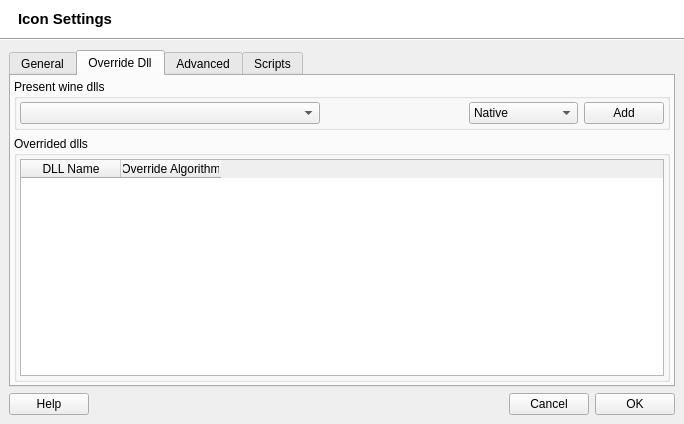
Above: src/q4wine-gui/uis/IconSettings.ui from brezerk/q4wine before the change. Below: the same form after it.
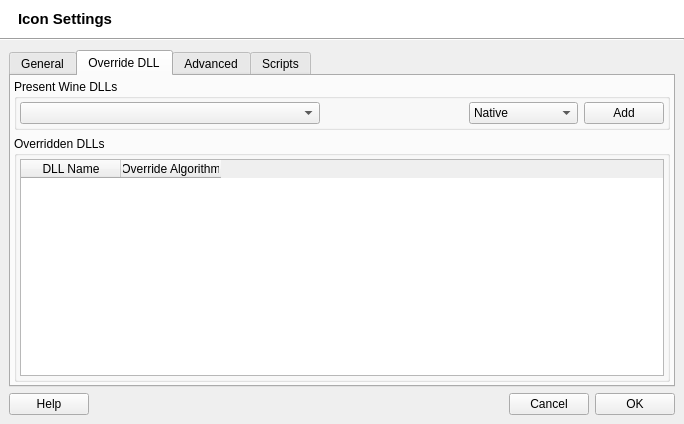
That is the form after the change. The open tabs and pages were chosen to show the change. Icons and pictures are not drawn.

Patch:
```diff
--- a/src/q4wine-gui/uis/IconSettings.ui
+++ b/src/q4wine-gui/uis/IconSettings.ui
@@ -655,7 +655,7 @@
         </widget>
         <widget class="QWidget" name="tab_3">
          <attribute name="title">
-          <string>Override Dll</string>
+          <string>Override DLL</string>
          </attribute>
          <layout class="QVBoxLayout">
           <property name="margin">
@@ -664,7 +664,7 @@
           <item>
            <widget class="QGroupBox" name="groupBox_5">
             <property name="title">
-             <string>Present wine dlls</string>
+             <string>Present Wine DLLs</string>
             </property>
             <layout class="QHBoxLayout">
              <property name="margin">
@@ -744,7 +744,7 @@
           <item>
            <widget class="QGroupBox" name="groupBox_6">
             <property name="title">
-             <string>Overrided dlls</string>
+             <string>Overridden DLLs</string>
             </property>
             <layout class="QGridLayout">
              <property name="margin">
```
Left out of the diff: 2 changed lines with no effect on the pictures.
